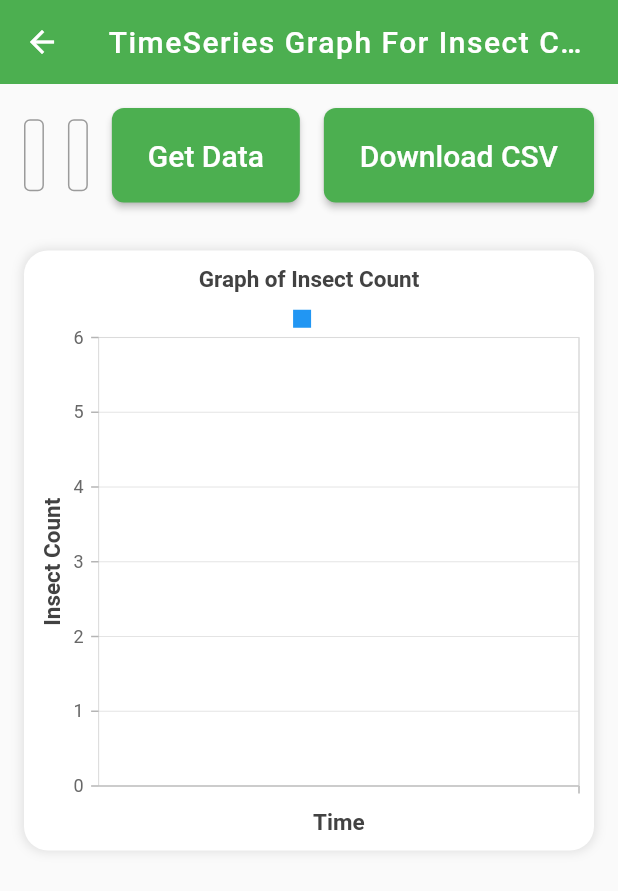
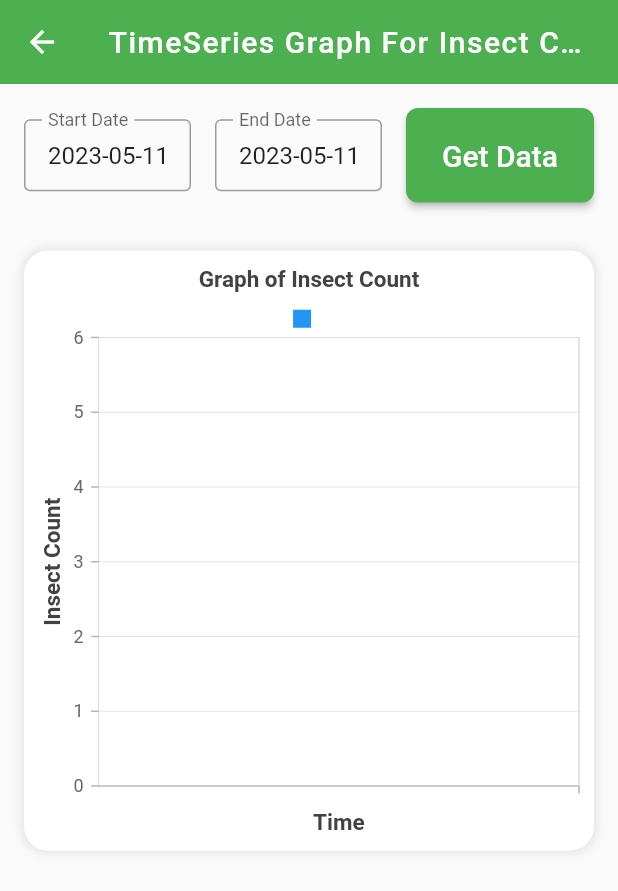
Before and after one commit to arshdeepkaur001/DE_WebApp, a Flutter app: the Inference screen opened directly with empty values, on a phone screen of 412 x 824 dp. Shown: the top 891 px of the screen. Run offline on Flutter 3.47's test engine with Material 2 defaults, Android fonts, the phone set to English and light mode, and no system bars; our stand-ins replace csv, email_validator, open_file, permission_handler, share, syncfusion_flutter_charts; missing offline and left inert: dart:html; network calls fail.

Commit message:
Update Inferenced_Data.dart

```diff
--- a/lib/Inferenced_Data.dart
+++ b/lib/Inferenced_Data.dart
@@ -700,10 +700,7 @@
   late DateTime _startDate;
   late DateTime _endDate;
   late String Class = " ";
-  late String csvString = " ";
 
-  var checkAllPermission = CheckPermission();
-  var getDirectoryPath = DirectoryPath();
   List<dynamic> data = [];
   String errorMessage = '';
 
@@ -771,78 +768,37 @@
         'deviceid': deviceId,
       },
     ));
-    final Map<String, dynamic> jsonDataMap =
-        Map<String, dynamic>.from(json.decode(response.body));
+//     final Map<String, dynamic> jsonDataMap =
+//         Map<String, dynamic>.from(json.decode(response.body));
 
-    final List<Map<String, dynamic>> jsonData = [jsonDataMap];
-    List<List<dynamic>> csvData = [
-      [
-        "TimeStamp",
-        "DeviceId",
-        "Class",
-        "Mean",
-      ]
-    ];
+//     final List<Map<String, dynamic>> jsonData = [jsonDataMap];
+//     List<List<dynamic>> csvData = [
+//       [
+//         "TimeStamp",
+//         "DeviceId",
+//         "Class",
+//         "Mean",
+//       ]
+//     ];
 
-    List<dynamic> row = [];
-    List<dynamic> test = jsonData[0]["body"];
-    int len = test.length;
-    print("Data: ${len}");
+//     List<dynamic> row = [];
+//     List<dynamic> test = jsonData[0]["body"];
+//     int len = test.length;
+//     print("Data: ${len}");
 
-    for (int i = 0; i < len; i++) {
-      row = [];
-      row.add(jsonData[0]["body"][i]['TimeStamp']);
-      row.add(jsonData[0]["body"][i]['DeviceId']);
-      row.add(jsonData[0]["body"][i]['Class']);
-      row.add(jsonData[0]["body"][i]['Mean']);
+//     for (int i = 0; i < len; i++) {
+//       row = [];
+//       row.add(jsonData[0]["body"][i]['TimeStamp']);
+//       row.add(jsonData[0]["body"][i]['DeviceId']);
+//       row.add(jsonData[0]["body"][i]['Class']);
+//       row.add(jsonData[0]["body"][i]['Mean']);
 
-      csvData.add(row);
-    }
+//       csvData.add(row);
+//     }
 
-    csvString = const ListToCsvConverter().convert(csvData);
-    print(csvString);
+//     csvString = const ListToCsvConverter().convert(csvData);
+//     print(csvString);
 
-    // Future<void> _downloadCSV() async {
-    //   // Create CSV content
-    //   // List<List<dynamic>> rows = [...];
-    //   // String csv = const ListToCsvConverter().convert(rows);
-
-    //   // Get external storage directory
-    //   Directory? directory = await getExternalStorageDirectory();
-    //   DateTime creationTime = DateTime.now();
-    //   String ti = creationTime.hour.toString() +
-    //       creationTime.minute.toString() +
-    //       creationTime.second.toString();
-    //   final String path = '/storage/emulated/0/Download/insectcount$ti.csv';
-    //   File file = File(path);
-    //   // Create file path and write CSV content to file
-    //   // File file = File('${directory!.path}/data.csv');
-    //   await file.writeAsString(csvString);
-
-    //   // Share or open the file
-    //   // Share the file with other apps
-
-    //   Share.shareFiles([file.path], text: 'CSV file');
-    //   // Or open the file in the device's default CSV viewer
-    //   await OpenFile.open(file.path);
-    // }
-
-    // if (await Permission.storage.request().isGranted) {
-    //   DateTime creationTime = DateTime.now();
-    //   String ti = creationTime.hour.toString() +
-    //       creationTime.minute.toString() +
-    //       creationTime.second.toString();
-    //   final String path = '/storage/emulated/0/Download/insectcount$ti.csv';
-    //   File file = File(path);
-    //   file.writeAsString(csvString);
-    //   // csvPath = path;
-    // } else {
-    //   // Map<Permission, PermissionStatus> statuses =
-    //   await [
-    //     Permission.storage,
-    //   ].request();
-    // }
-    // final csvString = csvConverter.convert(csvData);
     var parsed = jsonDecode(response.body); //.cast<Map<String, dynamic>>();
     if (parsed['statusCode'] == 200) {
       data = parsed['body'];
@@ -862,95 +818,35 @@
     }
   }
 
-  Future<void> downloadCsvFile(String csvString, String filename) async {
-    // Convert the CSV string to a byte list.
-    List<int> csvBytes = utf8.encode(csvString);
+//   Future<void> downloadCsvFile(String csvString, String filename) async {
+//     // Convert the CSV string to a byte list.
+//     List<int> csvBytes = utf8.encode(csvString);
 
-    // Create a blob containing the CSV data.
-    final blob = html.Blob([csvBytes], 'text/csv');
+//     // Create a blob containing the CSV data.
+//     final blob = html.Blob([csvBytes], 'text/csv');
 
-    // Create a URL for the blob.
-    final url = html.Url.createObjectUrlFromBlob(blob);
+//     // Create a URL for the blob.
+//     final url = html.Url.createObjectUrlFromBlob(blob);
 
-    // Create a download link and click it to initiate the download.
-    final anchor = html.document.createElement('a') as html.AnchorElement
-      ..href = url
-      ..download = filename;
-    html.document.body!.append(anchor);
-    anchor.click();
+//     // Create a download link and click it to initiate the download.
+//     final anchor = html.document.createElement('a') as html.AnchorElement
+//       ..href = url
+//       ..download = filename;
+//     html.document.body!.append(anchor);
+//     anchor.click();
 
-    // Clean up by revoking the URL object.
-    html.Url.revokeObjectUrl(url);
-  }
+//     // Clean up by revoking the URL object.
+//     html.Url.revokeObjectUrl(url);
+//   }
 
-  void handleDownloadButtonPressed() async {
-    // String csvString = 'header1,header2,header3\nvalue1,value2,value3';
-    String filename = 'InsectCount.csv';
-    await downloadCsvFile(csvString, filename);
-    print('Download completed!');
-    print('Successful');
-  }
+//   void handleDownloadButtonPressed() async {
+//     // String csvString = 'header1,header2,header3\nvalue1,value2,value3';
+//     String filename = 'InsectCount.csv';
+//     await downloadCsvFile(csvString, filename);
+//     print('Download completed!');
+//     print('Successful');
+//   }
 
-  // Future<void> downloadCsv() async {
-  //   // if (await Permission.storage.request().isGranted) {
-  //   if (await checkAllPermission.isStoragePermission()) {
-  //     DateTime creationTime = DateTime.now();
-  //     String ti = creationTime.hour.toString() +
-  //         creationTime.minute.toString() +
-  //         creationTime.second.toString();
-  //     final path = getDirectoryPath.getPath();
-  //     File file = File(path);
-  //     file.writeAsString(csvString);
-  //     // csvPath = path;
-  //   }
-  //   // } else {
-  //   //   // Map<Permission, PermissionStatus> statuses =
-  //   //   await [
-  //   //     Permission.storage,
-  //   //   ].request();
-  //   // }
-  //   // // }
-  // }
-
-  // Future<void> _downloadCSV() async {
-  //   // Create CSV content
-  //   // List<List<dynamic>> rows = [...];
-  //   // String csv = const ListToCsvConverter().convert(rows);
-
-  //   // Get external storage directory
-  //   // Directory? directory = await getExternalStorageDirectory();
-  //   // DateTime creationTime = DateTime.now();
-  //   // String ti = creationTime.hour.toString() +
-  //   //     creationTime.minute.toString() +
-  //   //     creationTime.second.toString();
-  //   // final String path = '/storage/emulated/0/Download/insectcount$ti.csv';
-  //   // File file = File(path);
-  //   // // Create file path and write CSV content to file
-  //   // // File file = File('${directory!.path}/data.csv');
-  //   // await file.writeAsString(csvString);
-
-  //   // // Share or open the file
-  //   // // Share the file with other apps
-
-  //   // Share.shareFiles([file.path], text: 'CSV file');
-  //   // // Or open the file in the device's default CSV viewer
-  //   // await OpenFile.open(file.path);
-  //   // Get path of the Download directory
-  //   Directory? downloadDirectory = await getDownloadsDirectory();
-  //   String filePath =
-  //       '${downloadDirectory!.path}/insectcount_${DateTime.now().millisecondsSinceEpoch}.csv';
-
-  //   // Create the file and write CSV content to file
-  //   File file = File(filePath);
-  //   await file.writeAsString(csvString);
-
-  //   // Share or open the file
-  //   // Share the file with other apps
-  //   Share.shareFiles([file.path], text: 'CSV file');
-
-  //   // Or open the file in the device's default CSV viewer
-  //   await OpenFile.open(file.path);
-  // }
 
   void updateData() async {
     await getAPIData(widget.deviceId, _startDate, _endDate);
@@ -1113,33 +1009,33 @@
                         ),
                       ),
                     ),
-                    SizedBox(width: 16.0),
+//                     SizedBox(width: 16.0),
 
-                    // Add other widgets here
-                    Positioned(
-                      // bottom: 16,
-                      // right: 16,
-                      child: ElevatedButton(
-                        onPressed: handleDownloadButtonPressed,
-                        child: Text(
-                          'Download CSV',
-                          style: TextStyle(
-                            fontSize: 20,
-                          ),
-                        ),
-                        style: ElevatedButton.styleFrom(
-                          primary:
-                              Colors.green, // Set the button color to green
-                          minimumSize:
-                              Size(80, 0), // Set a minimum width for the button
-                          padding: EdgeInsets.symmetric(
-                              vertical: 20, horizontal: 24),
-                          shape: RoundedRectangleBorder(
-                            borderRadius: BorderRadius.circular(8),
-                          ),
-                        ),
-                      ),
-                    ),
+//                     // Add other widgets here
+//                     Positioned(
+//                       // bottom: 16,
+//                       // right: 16,
+//                       child: ElevatedButton(
+//                         onPressed: handleDownloadButtonPressed,
+//                         child: Text(
+//                           'Download CSV',
+//                           style: TextStyle(
+//                             fontSize: 20,
+//                           ),
+//                         ),
+//                         style: ElevatedButton.styleFrom(
+//                           primary:
+//                               Colors.green, // Set the button color to green
+//                           minimumSize:
+//                               Size(80, 0), // Set a minimum width for the button
+//                           padding: EdgeInsets.symmetric(
+//                               vertical: 20, horizontal: 24),
+//                           shape: RoundedRectangleBorder(
+//                             borderRadius: BorderRadius.circular(8),
+//                           ),
+//                         ),
+//                       ),
+//                     ),
                   ],
                 ),
                 // Row(
```
